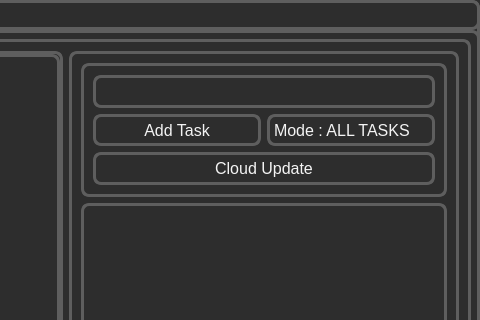
This is main/ui/checklist.ui in KashML/CheckItOut as Qt 5 draws it before an edit; both pictures show x 544 to 1024 and y 0 to 320 of the 1024 by 600 pixel window. The edited form follows.
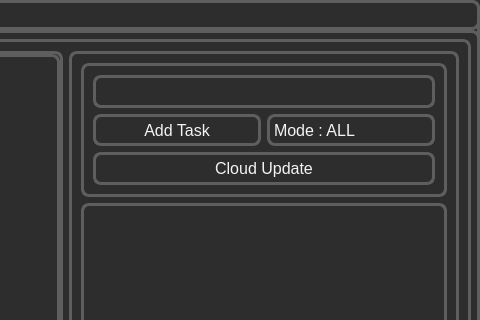
This is the edited form.

```diff
--- a/main/ui/checklist.ui
+++ b/main/ui/checklist.ui
@@ -151,7 +151,7 @@
                <item>
                 <widget class="QLabel" name="label">
                  <property name="text">
-                  <string>Mode : ALL TASKS</string>
+                  <string>Mode : ALL</string>
                  </property>
                 </widget>
                </item>
```
